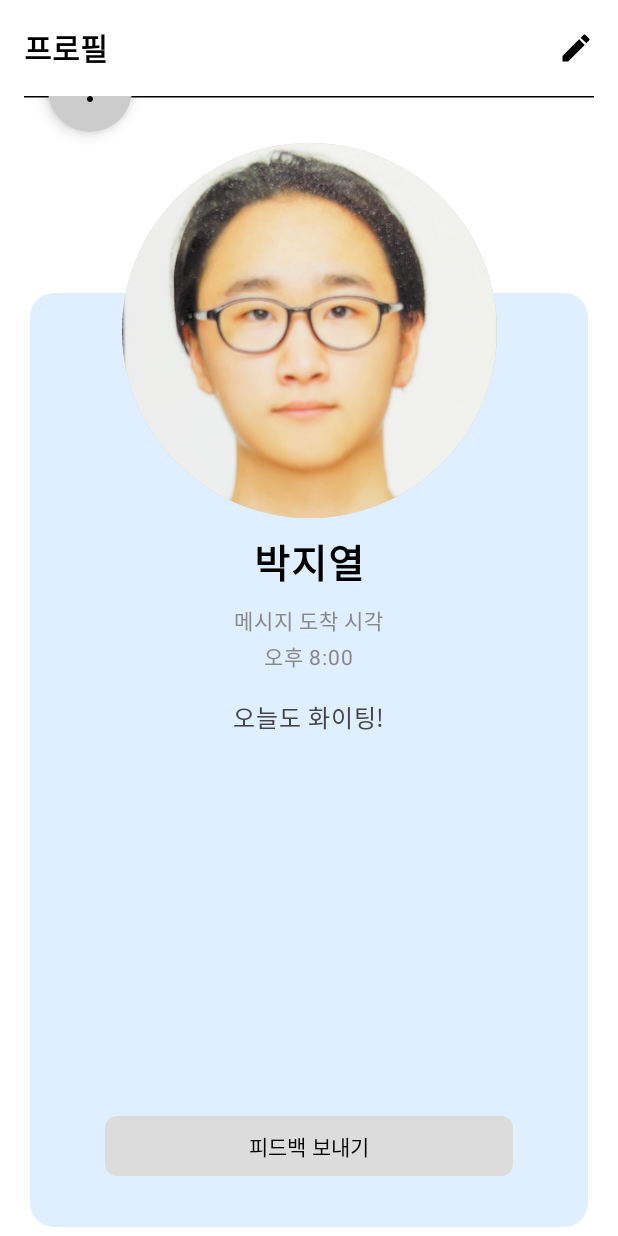
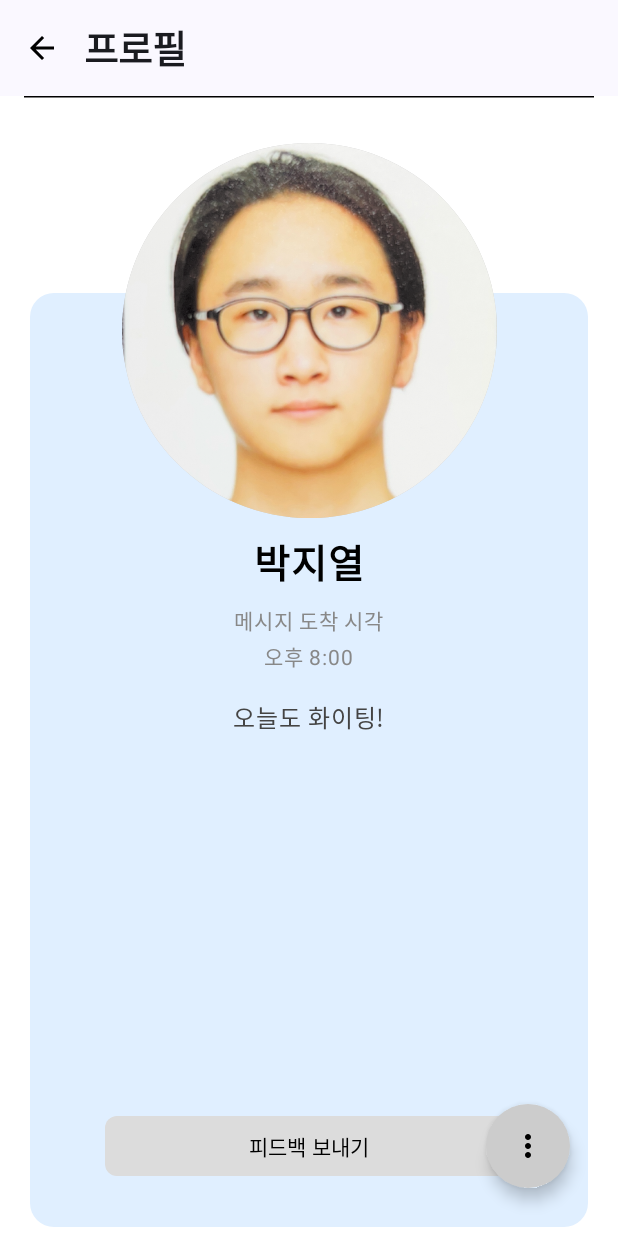
Before and after one commit to SendBack-SendBag/UI, an Android app built with Jetpack Compose: the FriendsScreen screen opened through its navigation route, after a tap on "박지열", on a phone screen of 412 x 824 dp. Run offline under Robolectric (Android 15) with nearby library versions, the phone set to English and light mode, and no system bars; our stand-ins replace Firebase (no records; nobody signed in at launch, a user with empty details on screens opened directly).

Commit message:
fix: duplerica bug

```diff
--- a/app/src/main/java/com/example/sendbacksendbag/Home.kt
+++ b/app/src/main/java/com/example/sendbacksendbag/Home.kt
@@ -22,6 +22,7 @@ import androidx.compose.ui.text.font.FontWeight
 import androidx.compose.ui.unit.dp
 import androidx.compose.ui.unit.sp
 import androidx.navigation.NavController
+import com.example.sendbacksendbag.BlackHorizontalLine
 import com.example.sendbacksendbag.ExpandableFabExample
 
 @Composable
--- a/app/src/main/java/com/example/sendbacksendbag/MainActivity.kt
+++ b/app/src/main/java/com/example/sendbacksendbag/MainActivity.kt
@@ -1,7 +1,6 @@
 package com.example.sendbacksendbag
+
 import AppNavGraph
-import Send
-import Sending
 import android.os.Bundle
 import androidx.activity.ComponentActivity
 import androidx.activity.compose.setContent
--- a/app/src/main/java/com/example/sendbacksendbag/ui/profile/ProfileScreen.kt
+++ b/app/src/main/java/com/example/sendbacksendbag/ui/profile/ProfileScreen.kt
@@ -4,6 +4,7 @@ package com.example.sendbacksendbag.ui.profile
 import android.content.Context
 import android.net.Uri
 import android.util.Log
+import androidx.activity.ComponentActivity
 import androidx.activity.compose.rememberLauncherForActivityResult
 import androidx.activity.result.contract.ActivityResultContracts
 import androidx.compose.foundation.*
@@ -13,6 +14,7 @@ import androidx.compose.foundation.shape.RoundedCornerShape
 import androidx.compose.foundation.text.KeyboardActions
 import androidx.compose.foundation.text.KeyboardOptions
 import androidx.compose.material.icons.Icons
+import androidx.compose.material.icons.automirrored.filled.ArrowBack
 import androidx.compose.material.icons.filled.Check
 import androidx.compose.material.icons.filled.Close
 import androidx.compose.material.icons.filled.Edit
@@ -218,23 +220,27 @@ fun ProfileScreen(
     onProfileImageChangeClick: () -> Unit,
     onProfileDataChange: (ProfileData) -> Unit
 ) {
+    Box {
         Scaffold(
             topBar = {
-            TopAppBar(
-                title = { Text("프로필", fontWeight = FontWeight.Bold, fontSize = 20.sp) },
-                actions = {
-                    if (isEditing) {
-                        IconButton(onClick = onSaveClick) { Icon(Icons.Filled.Check, "저장") }
-                        IconButton(onClick = onCancelClick) { Icon(Icons.Filled.Close, "취소") }
-                    } else {
-                        IconButton(onClick = onEditClick) { Icon(Icons.Filled.Edit, "프로필 수정") }
+                androidx.compose.material3.TopAppBar(
+                    title = {
+                        androidx.compose.material3.Text(
+                            text = "프로필",
+                            fontWeight = FontWeight.Black,
+                            fontSize = 25.sp
+                        )
+                    },
+                    navigationIcon = {
+                        androidx.compose.material3.IconButton(onClick = {
+                            navController.popBackStack()
+                        }) {
+                            androidx.compose.material.Icon(
+                                imageVector = Icons.AutoMirrored.Filled.ArrowBack,
+                                contentDescription = "Back"
+                            )
                         }
-                },
-                colors = TopAppBarDefaults.topAppBarColors(
-                    containerColor = Color.White,
-                    titleContentColor = Color.Black,
-                    actionIconContentColor = Color.Black
-                )
+                    }
                 )
             },
             containerColor = Color.White
@@ -259,14 +265,13 @@ fun ProfileScreen(
                     onProfileDataChange = onProfileDataChange
                 )
             }
-        Box{
+        }
         ExpandableFabExample(
             modifier = Modifier
                 .align(Alignment.BottomEnd)
                 .padding(16.dp),
             navController = navController
         )
-        }
     }
 }
 
```
Also changed, not shown: app/src/main/java/com/example/sendbacksendbag/Back.kt (+0 -10 lines), app/src/main/java/com/example/sendbacksendbag/Send.kt (+8 -6 lines). Lines whose indentation alone changed are shown as unchanged.
